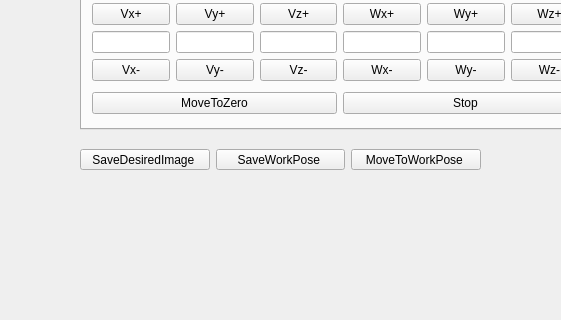
First picture: the form in mainwindow.ui, repository fengyu1993/Microscopic_Visual_Servoing, before the edit; both pictures show x 260 to 821 and y 384 to 704 of the 1349 by 830 pixel window.
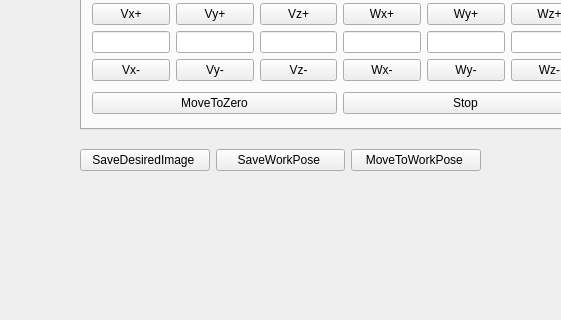
Second picture: the form after the edit. The open tabs and pages were chosen to show the change. Custom widgets are drawn as their Qt base class.

The edit to the form file:
```diff
--- a/mainwindow.ui
+++ b/mainwindow.ui
@@ -721,7 +721,7 @@
    <widget class="QWidget" name="layoutWidget">
     <property name="geometry">
      <rect>
-      <x>10</x>
+      <x>360</x>
       <y>550</y>
       <width>851</width>
       <height>241</height>
@@ -1014,7 +1014,7 @@
       <x>340</x>
       <y>510</y>
       <width>401</width>
-      <height>21</height>
+      <height>22</height>
      </rect>
     </property>
     <layout class="QHBoxLayout" name="horizontalLayout_16">
```
Left out of the diff: 19 changed lines with no effect on the pictures.
